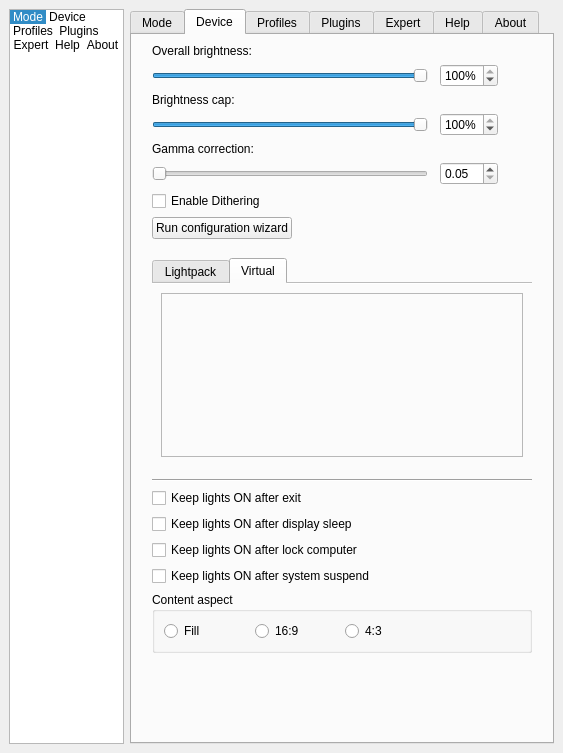
Above: Software/src/SettingsWindow.ui from locasmendes/Lightpack before the change. Below: the same form after it.
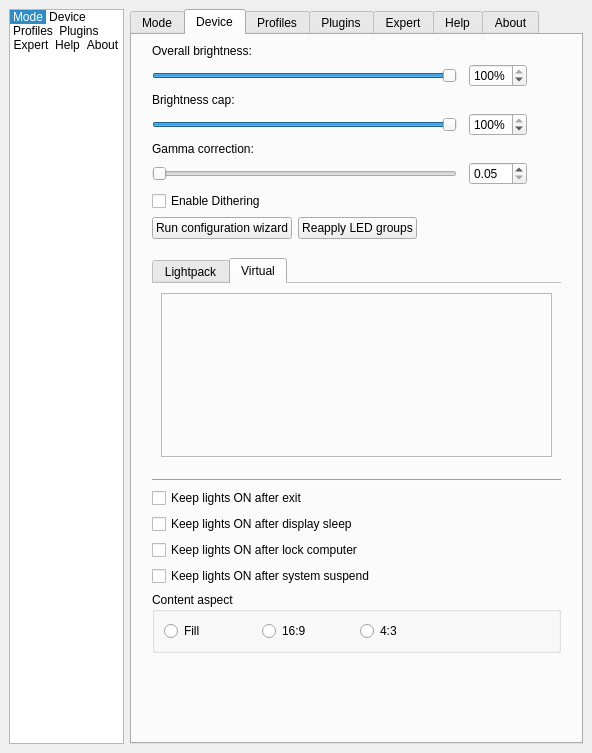
That is the form after the change. Icons and pictures are not drawn. Custom widgets are drawn as their Qt base class.

Commit message: Implement Fases 4/5 of LED groups/bulk resize plan (wizard UI + API)

Diff of the .ui file:
```diff
--- a/Software/src/SettingsWindow.ui
+++ b/Software/src/SettingsWindow.ui
@@ -1623,6 +1623,16 @@
             </property>
            </widget>
           </item>
+          <item>
+           <widget class="QPushButton" name="pushButton_ReapplyLedGroups">
+            <property name="toolTip">
+             <string>Reapplies every enabled LED group's width/height override, without reopening the wizard.</string>
+            </property>
+            <property name="text">
+             <string>Reapply LED groups</string>
+            </property>
+           </widget>
+          </item>
           <item>
            <spacer name="horizontalSpacer_3">
             <property name="orientation">
```
The commit also changes 18 other files.
